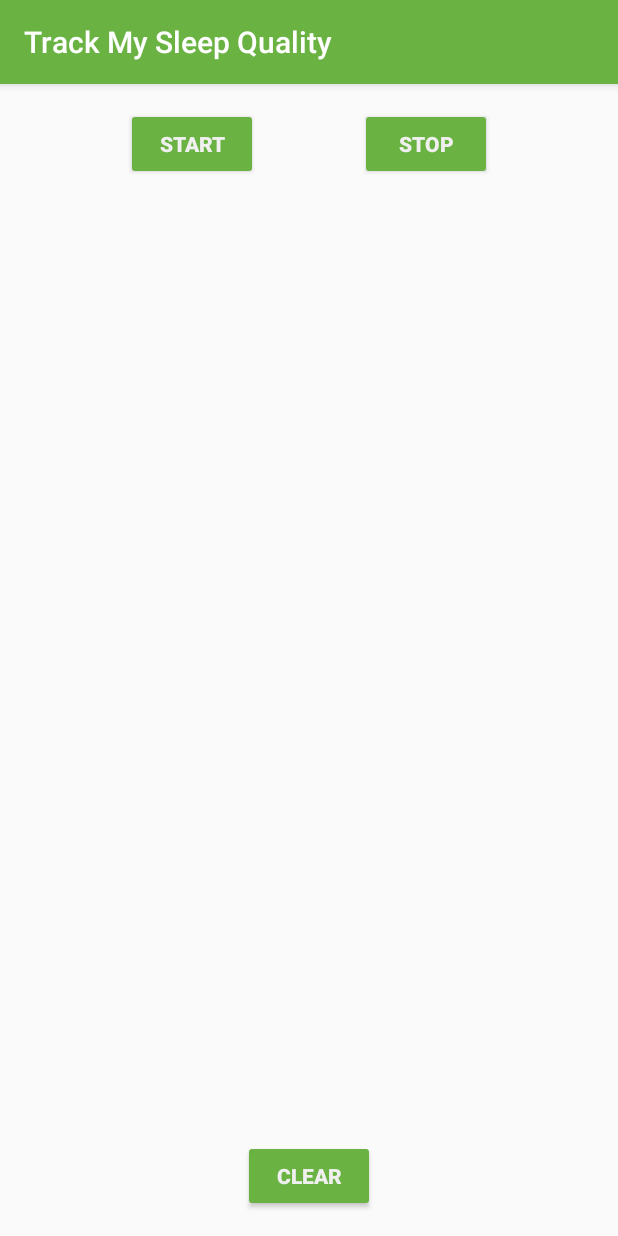
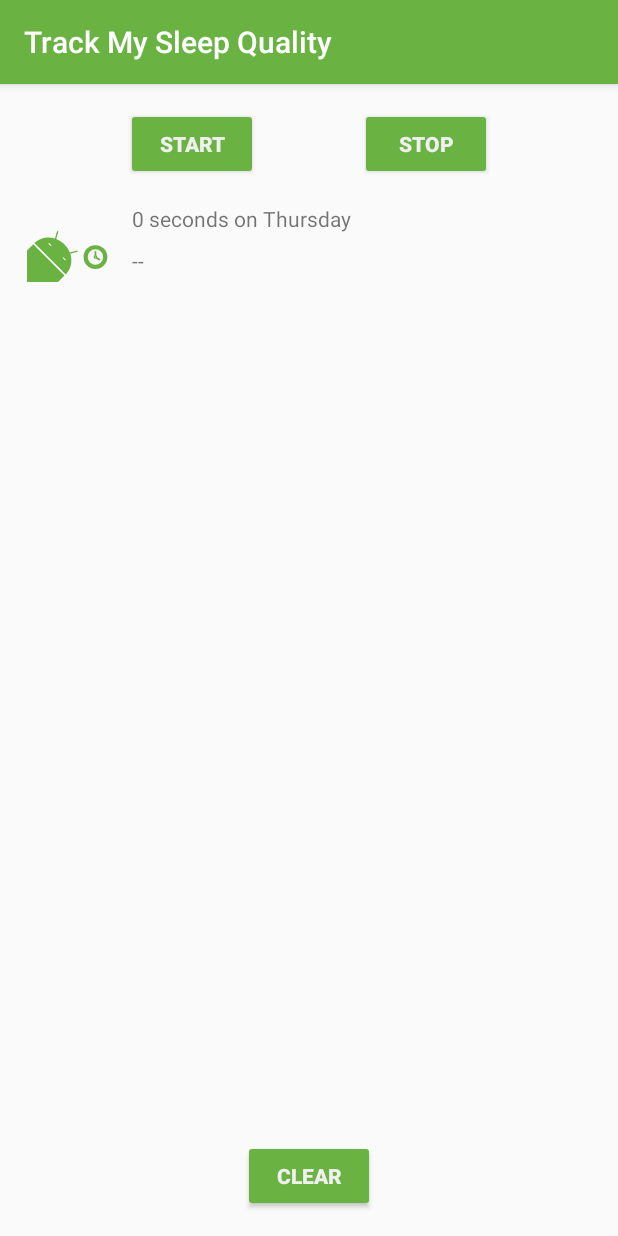
Before and after one commit to mk1990h2/RecyclerViewFundamentals, an Android app: the screen it shows after launch (MainActivity), after a tap on "START", on a phone screen of 412 x 824 dp. Run offline under Robolectric (Android 15) with nearby library versions, the phone set to English and light mode, and no system bars; our stand-ins replace Room's generated code, data binding; Roboto replaces fonts that are not available here; 3 statements that could not run were skipped.

Commit message:
finish lab 7.1

```diff
--- a/app/build.gradle
+++ b/app/build.gradle
@@ -76,4 +76,7 @@ dependencies {
     testImplementation 'junit:junit:4.12'
     androidTestImplementation 'androidx.test:runner:1.1.0-alpha4'
     androidTestImplementation 'androidx.test.espresso:espresso-core:3.1.0-alpha4'
+
+    implementation 'androidx.recyclerview:recyclerview:1.0.0'
+
 }
--- a/app/src/main/java/com/example/android/trackmysleepquality/Util.kt
+++ b/app/src/main/java/com/example/android/trackmysleepquality/Util.kt
@@ -21,33 +21,35 @@ import android.content.res.Resources
 import android.os.Build
 import android.text.Html
 import android.text.Spanned
+import android.widget.TextView
+import androidx.recyclerview.widget.RecyclerView
 import com.example.android.trackmysleepquality.database.SleepNight
 import java.text.SimpleDateFormat
-//import java.util.concurrent.TimeUnit
-//import java.util.*
+import java.util.concurrent.TimeUnit
+import java.util.*
 
 
-//private val ONE_MINUTE_MILLIS = TimeUnit.MILLISECONDS.convert(1, TimeUnit.MINUTES)
-//private val ONE_HOUR_MILLIS = TimeUnit.MILLISECONDS.convert(1, TimeUnit.HOURS)
+private val ONE_MINUTE_MILLIS = TimeUnit.MILLISECONDS.convert(1, TimeUnit.MINUTES)
+private val ONE_HOUR_MILLIS = TimeUnit.MILLISECONDS.convert(1, TimeUnit.HOURS)
 
-//fun convertDurationToFormatted(startTimeMilli: Long, endTimeMilli: Long, res: Resources): String {
-//    val durationMilli = endTimeMilli - startTimeMilli
-//    val weekdayString = SimpleDateFormat("EEEE", Locale.getDefault()).format(startTimeMilli)
-//    return when {
-//        durationMilli < ONE_MINUTE_MILLIS -> {
-//            val seconds = TimeUnit.SECONDS.convert(durationMilli, TimeUnit.MILLISECONDS)
-//            res.getString(R.string.seconds_length, seconds, weekdayString)
-//        }
-//        durationMilli < ONE_HOUR_MILLIS -> {
-//            val minutes = TimeUnit.MINUTES.convert(durationMilli, TimeUnit.MILLISECONDS)
-//            res.getString(R.string.minutes_length, minutes, weekdayString)
-//        }
-//        else -> {
-//            val hours = TimeUnit.HOURS.convert(durationMilli, TimeUnit.MILLISECONDS)
-//            res.getString(R.string.hours_length, hours, weekdayString)
-//        }
-//    }
-//}
+fun convertDurationToFormatted(startTimeMilli: Long, endTimeMilli: Long, res: Resources): String {
+    val durationMilli = endTimeMilli - startTimeMilli
+    val weekdayString = SimpleDateFormat("EEEE", Locale.getDefault()).format(startTimeMilli)
+    return when {
+        durationMilli < ONE_MINUTE_MILLIS -> {
+            val seconds = TimeUnit.SECONDS.convert(durationMilli, TimeUnit.MILLISECONDS)
+            res.getString(R.string.seconds_length, seconds, weekdayString)
+        }
+        durationMilli < ONE_HOUR_MILLIS -> {
+            val minutes = TimeUnit.MINUTES.convert(durationMilli, TimeUnit.MILLISECONDS)
+            res.getString(R.string.minutes_length, minutes, weekdayString)
+        }
+        else -> {
+            val hours = TimeUnit.HOURS.convert(durationMilli, TimeUnit.MILLISECONDS)
+            res.getString(R.string.hours_length, hours, weekdayString)
+        }
+    }
+}
 
 
 
@@ -133,3 +135,5 @@ fun formatNights(nights: List<SleepNight>, resources: Resources): Spanned {
         return Html.fromHtml(sb.toString())
     }
 }
+
+class TextItemViewHolder(val textView: TextView): RecyclerView.ViewHolder(textView)
--- /dev/null
+++ b/app/src/main/java/com/example/android/trackmysleepquality/sleeptracker/SleepNightAdapter.kt
@@ -0,0 +1,65 @@
+package com.example.android.trackmysleepquality.sleeptracker
+
+import android.view.LayoutInflater
+import android.view.View
+import android.view.ViewGroup
+import android.widget.ImageView
+import android.widget.TextView
+import androidx.recyclerview.widget.RecyclerView
+import com.example.android.trackmysleepquality.R
+import com.example.android.trackmysleepquality.convertDurationToFormatted
+import com.example.android.trackmysleepquality.convertNumericQualityToString
+import com.example.android.trackmysleepquality.database.SleepNight
+
+class SleepNightAdapter : RecyclerView.Adapter<SleepNightAdapter.ViewHolder>() {
+    var data = listOf<SleepNight>()
+        set(value) {
+            field = value
+            notifyDataSetChanged()
+        }
+
+    override fun getItemCount(): Int {
+        return data.size
+    }
+
+    override fun onBindViewHolder(holder: ViewHolder, position: Int) {
+        val item = data[position]
+        holder.bind(item)
+
+    }
+
+    override fun onCreateViewHolder(parent: ViewGroup, viewType: Int): ViewHolder {
+        return ViewHolder.from(parent)
+    }
+
+    class ViewHolder private constructor(itemView: View) : RecyclerView.ViewHolder(itemView) {
+        val sleepLength: TextView = itemView.findViewById(R.id.sleep_length)
+        val quality: TextView = itemView.findViewById(R.id.quality_string)
+        val qualityImage: ImageView = itemView.findViewById(R.id.quality_image)
+
+
+        fun bind(item: SleepNight) {
+            val res = itemView.context.resources
+            sleepLength.text = convertDurationToFormatted(item.startTimeMilli, item.endTimeMilli, res)
+            quality.text = convertNumericQualityToString(item.sleepQuality, res)
+            qualityImage.setImageResource(when (item.sleepQuality) {
+                0 -> R.drawable.ic_sleep_0
+                1 -> R.drawable.ic_sleep_1
+                2 -> R.drawable.ic_sleep_2
+                3 -> R.drawable.ic_sleep_3
+                4 -> R.drawable.ic_sleep_4
+                5 -> R.drawable.ic_sleep_5
+                else -> R.drawable.ic_sleep_active
+            })
+        }
+
+        companion object {
+            fun from(parent: ViewGroup): ViewHolder {
+                val layoutInflater = LayoutInflater.from(parent.context)
+                val view = layoutInflater
+                        .inflate(R.layout.list_item_sleep_night, parent, false)
+                return ViewHolder(view)
+            }
+        }
+    }
+}
--- a/app/src/main/java/com/example/android/trackmysleepquality/sleeptracker/SleepTrackerFragment.kt
+++ b/app/src/main/java/com/example/android/trackmysleepquality/sleeptracker/SleepTrackerFragment.kt
@@ -106,6 +106,15 @@ class SleepTrackerFragment : Fragment() {
                 sleepTrackerViewModel.doneNavigating()
             }
         })
+
+        val adapter = SleepNightAdapter()
+        binding.sleepList.adapter = adapter
+
+        sleepTrackerViewModel.nights.observe(viewLifecycleOwner, Observer {
+            it?.let {
+                adapter.data = it
+            }
+        })
         return binding.root
     }
 }
--- a/app/src/main/java/com/example/android/trackmysleepquality/sleeptracker/SleepTrackerViewModel.kt
+++ b/app/src/main/java/com/example/android/trackmysleepquality/sleeptracker/SleepTrackerViewModel.kt
@@ -63,7 +63,7 @@ class SleepTrackerViewModel(
 
     private var tonight = MutableLiveData<SleepNight?>()
 
-    private val nights = database.getAllNights()
+    val nights = database.getAllNights()
 
     /**
      * Converted nights to Spanned for displaying.
--- a/app/src/main/res/layout/fragment_sleep_tracker.xml
+++ b/app/src/main/res/layout/fragment_sleep_tracker.xml
@@ -39,32 +39,19 @@
              better and more efficient way to do this, and you will learn about
              RecyclerView in a later lesson. -->
 
-        <ScrollView
-            android:layout_width="match_parent"
-            android:layout_height="0dp"
-            app:layout_constraintBottom_toTopOf="@+id/clear_button"
-            app:layout_constraintEnd_toEndOf="parent"
-            app:layout_constraintRight_toRightOf="parent"
-            app:layout_constraintStart_toStartOf="parent"
-            app:layout_constraintTop_toBottomOf="@+id/stop_button">
-
-            <!-- In the TextView, we can access the nightsString LiveData,
-                 which keeps it displayed and updated in the TextView
-                 whenever it changes. -->
-
-            <TextView
-                android:id="@+id/textview"
-                android:layout_width="match_parent"
-                android:layout_height="wrap_content"
-                android:layout_marginStart="@dimen/margin"
-                android:layout_marginTop="@dimen/margin"
-                android:layout_marginEnd="@dimen/margin"
-                android:text="@{sleepTrackerViewModel.nightsString}" />
-        </ScrollView>
-
         <!-- With data binding and LiveData, we can track the buttons' visibility states
              from the ViewModel. The click handler is in the ViewModel as well, and
              you can set it for the Views using this lambda pattern. -->
+
+        <androidx.recyclerview.widget.RecyclerView
+            android:id="@+id/sleep_list"
+            android:layout_width="0dp"
+            android:layout_height="0dp"
+            app:layoutManager="androidx.recyclerview.widget.LinearLayoutManager"
+            app:layout_constraintBottom_toTopOf="@+id/clear_button"
+            app:layout_constraintEnd_toEndOf="parent"
+            app:layout_constraintStart_toStartOf="parent"
+            app:layout_constraintTop_toBottomOf="@+id/stop_button" />
 
         <Button
             android:id="@+id/start_button"
--- /dev/null
+++ b/app/src/main/res/layout/list_item_sleep_night.xml
@@ -0,0 +1,42 @@
+<?xml version="1.0" encoding="utf-8"?>
+<androidx.constraintlayout.widget.ConstraintLayout xmlns:android="http://schemas.android.com/apk/res/android"
+    xmlns:app="http://schemas.android.com/apk/res-auto"
+    xmlns:tools="http://schemas.android.com/tools"
+    android:layout_width="match_parent"
+    android:layout_height="wrap_content">
+
+    <ImageView
+        android:id="@+id/quality_image"
+        android:layout_width="@dimen/icon_size"
+        android:layout_height="60dp"
+        android:layout_marginStart="16dp"
+        android:layout_marginTop="8dp"
+        android:layout_marginBottom="8dp"
+        app:layout_constraintBottom_toBottomOf="parent"
+        app:layout_constraintStart_toStartOf="parent"
+        app:layout_constraintTop_toTopOf="parent"
+        tools:srcCompat="@drawable/ic_sleep_5" />
+
+    <TextView
+        android:id="@+id/sleep_length"
+        android:layout_width="0dp"
+        android:layout_height="20dp"
+        android:layout_marginStart="8dp"
+        android:layout_marginTop="8dp"
+        android:layout_marginEnd="16dp"
+        app:layout_constraintEnd_toEndOf="parent"
+        app:layout_constraintStart_toEndOf="@+id/quality_image"
+        app:layout_constraintTop_toTopOf="@+id/quality_image"
+        tools:text="Wednesday" />
+
+    <TextView
+        android:id="@+id/quality_string"
+        android:layout_width="0dp"
+        android:layout_height="20dp"
+        android:layout_marginTop="8dp"
+        app:layout_constraintEnd_toEndOf="@+id/sleep_length"
+        app:layout_constraintHorizontal_bias="0.0"
+        app:layout_constraintStart_toStartOf="@+id/sleep_length"
+        app:layout_constraintTop_toBottomOf="@+id/sleep_length"
+        tools:text="Excellent!!!" />
+</androidx.constraintlayout.widget.ConstraintLayout>
--- /dev/null
+++ b/app/src/main/res/layout/text_item_view.xml
@@ -0,0 +1,7 @@
+<?xml version="1.0" encoding="utf-8"?>
+<TextView xmlns:android="http://schemas.android.com/apk/res/android"
+    android:textSize="24sp"
+    android:paddingStart="16dp"
+    android:paddingEnd="16dp"
+    android:layout_width="match_parent"
+    android:layout_height="wrap_content" />
```
Also changed, not shown: 3 other files.
